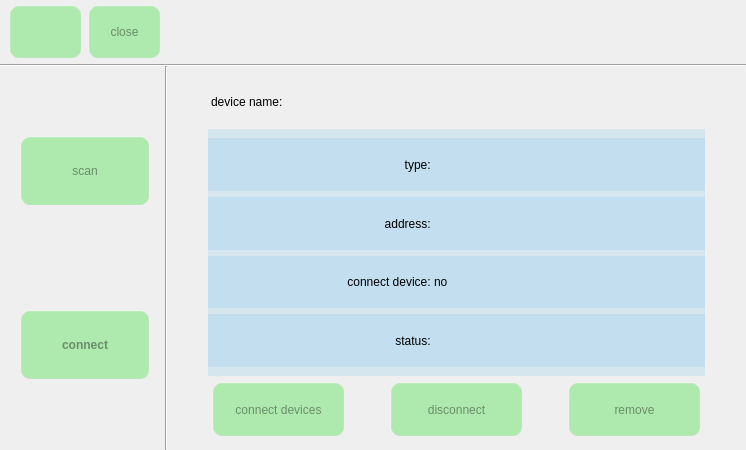
Old version of the form bluetooth.ui in the repository jizizihe/baijie_demo.
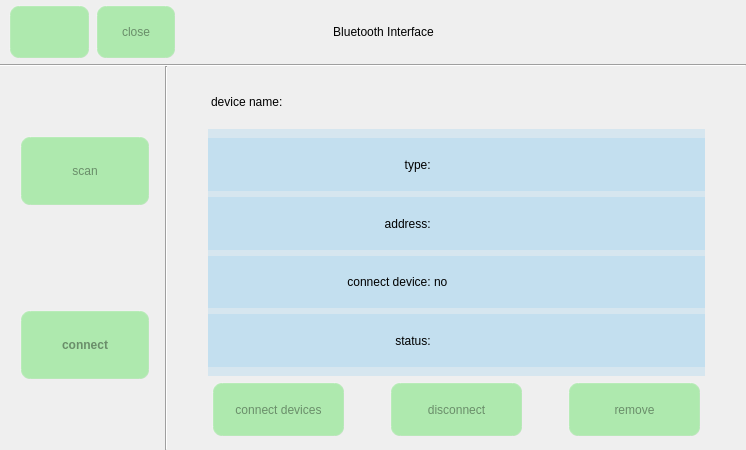
New version of the form. The open tabs and pages were chosen to show the change. Icons and pictures are not drawn.

Commit message: func: 1.chang button style in gpio       2.refresh when open and close button in wifi,bluetooth,ethernet and 4g       3.add set  gateway and subnet mask in ethernet       4.add display 4g status in 4g       5.optimize copy,cut,delete,safe exit in storage       6.add the judgment that the serial port is occupied

Diff of the .ui file:
```diff
--- a/bluetooth.ui
+++ b/bluetooth.ui
@@ -103,7 +103,7 @@
      <number>0</number>
     </property>
     <item row="0" column="0">
-     <layout class="QHBoxLayout" name="horizontalLayout" stretch="1,1,8">
+     <layout class="QHBoxLayout" name="horizontalLayout" stretch="1,1,1,3,3">
       <property name="spacing">
        <number>6</number>
       </property>
@@ -164,6 +164,29 @@
         </property>
        </widget>
       </item>
+      <item>
+       <spacer name="horizontalSpacer_18">
+        <property name="orientation">
+         <enum>Qt::Horizontal</enum>
+        </property>
+        <property name="sizeHint" stdset="0">
+         <size>
+          <width>40</width>
+          <height>20</height>
+         </size>
+        </property>
+       </spacer>
+      </item>
+      <item>
+       <widget class="QLabel" name="label_6">
+        <property name="text">
+         <string>Bluetooth Interface</string>
+        </property>
+        <property name="alignment">
+         <set>Qt::AlignCenter</set>
+        </property>
+       </widget>
+      </item>
       <item>
        <spacer name="horizontalSpacer">
         <property name="orientation">
```
Left out of the diff: 4 changed lines with no effect on the pictures. The commit also changes 103 other files.
